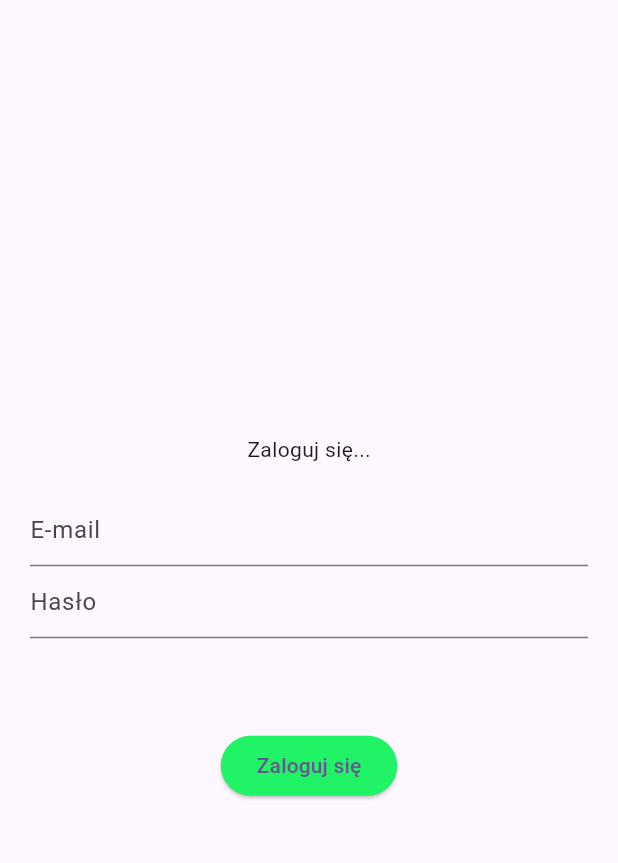
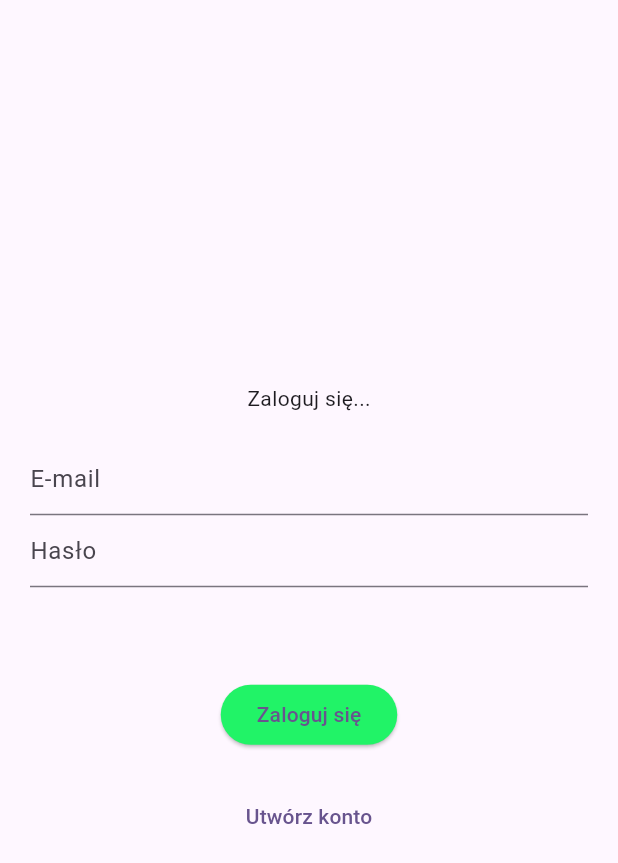
Before and after one commit to michaltrzepizur/najlepsza_pizza_w_kato, a Flutter app: the screen it shows after launch, on a phone screen of 412 x 824 dp. Shown: the top 863 px of the screen. Run offline on Flutter 3.47's test engine with Material 3 defaults, Android fonts, the phone set to English and light mode, and no system bars; our stand-ins replace firebase_auth, firebase_core; accounts and stored records are empty.

Commit message:
Add registration

```diff
--- a/lib/app/login/login_page.dart
+++ b/lib/app/login/login_page.dart
@@ -15,6 +15,7 @@
 
 class _LoginPageState extends State<LoginPage> {
   var errorMessage = '';
+  var isCreatingAccount = false;
 
   @override
   Widget build(BuildContext context) {
@@ -25,7 +26,9 @@
           child: Column(
             mainAxisAlignment: MainAxisAlignment.center,
             children: [
-              const Text('Zaloguj się...'),
+              Text(isCreatingAccount == true
+                  ? 'Zarejestruj się'
+                  : 'Zaloguj się...'),
               const SizedBox(
                 height: 20,
               ),
@@ -50,6 +53,21 @@
                   backgroundColor: Color.fromARGB(255, 33, 243, 103),
                 ),
                 onPressed: () async {
+                  if (isCreatingAccount == true) {
+                    //rejestracja
+                    try {
+                      await FirebaseAuth.instance
+                          .createUserWithEmailAndPassword(
+                        email: widget.emailController.text,
+                        password: widget.passwordController.text,
+                      );
+                    } catch (error) {
+                      setState(() {
+                        errorMessage = error.toString();
+                      });
+                    }
+                  } else {
+                    //logowanie
                     try {
                       await FirebaseAuth.instance.signInWithEmailAndPassword(
                         email: widget.emailController.text,
@@ -60,9 +78,35 @@
                         errorMessage = error.toString();
                       });
                     }
+                  }
                 },
-                child: const Text('Zaloguj się'),
-              )
+                child: Text(isCreatingAccount == true
+                    ? 'Zarejestruj się'
+                    : 'Zaloguj się'),
+              ),
+              const SizedBox(
+                height: 20,
+              ),
+              if (isCreatingAccount == false) ...[
+                TextButton(
+                  onPressed: () {
+                    setState(() {
+                      isCreatingAccount = true;
+                    });
+                  },
+                  child: Text('Utwórz konto'),
+                ),
+              ],
+              if (isCreatingAccount == true) ...[
+                TextButton(
+                  onPressed: () {
+                    setState(() {
+                      isCreatingAccount = false;
+                    });
+                  },
+                  child: Text('Masz już konto?'),
+                ),
+              ],
             ],
           ),
         ),
```
Lines whose indentation alone changed are shown as unchanged.
